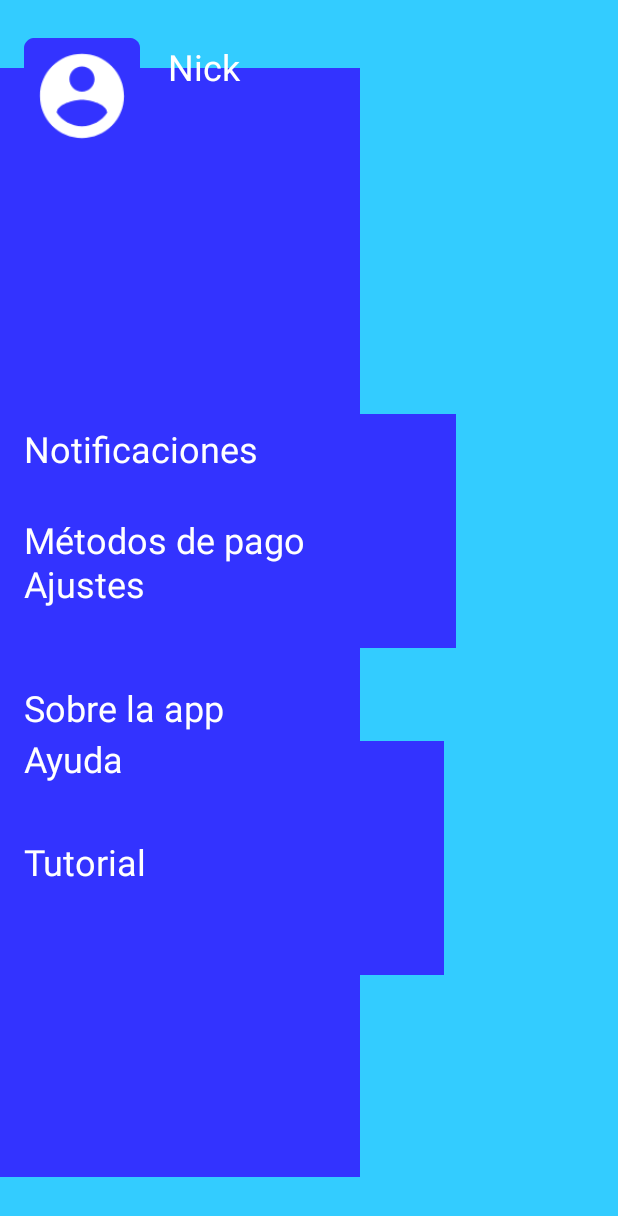
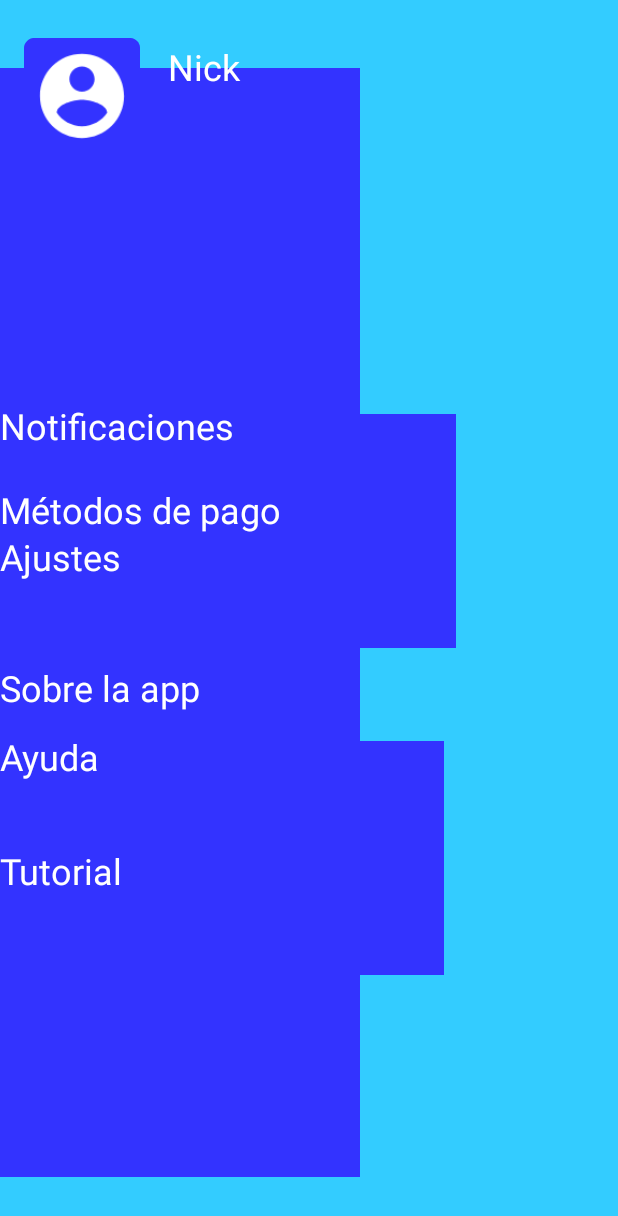
Before and after one commit to rhv1001/pr5, an Android app: the layout activity_materialdesign.xml on its own in the app's theme, with its tools: preview values and no code run, on a phone screen of 412 x 824 dp. Shown: the top 1216 px of the screen. Run offline under Robolectric (Android 15) with nearby library versions, the phone set to English and light mode, and no system bars.

Commit message:
MÁS CAMBIOS

```diff
--- a/app/src/main/res/layout/activity_materialdesign.xml
+++ b/app/src/main/res/layout/activity_materialdesign.xml
@@ -75,10 +75,8 @@
 
     <TextView
         android:id="@+id/textView2"
-        android:layout_width="191dp"
-        android:layout_height="35dp"
-        android:layout_marginStart="16dp"
-        android:layout_marginLeft="16dp"
+        android:layout_width="240dp"
+        android:layout_height="58dp"
         android:layout_marginBottom="8dp"
         android:text="@string/metpagmatdesign"
         android:textColor="@color/white"
@@ -88,14 +86,12 @@
         app:layout_constraintBottom_toBottomOf="@+id/view6"
         app:layout_constraintStart_toStartOf="parent"
         app:layout_constraintTop_toTopOf="@+id/view6"
-        app:layout_constraintVertical_bias="0.428" />
+        app:layout_constraintVertical_bias="0.413" />
 
     <TextView
         android:id="@+id/textView4"
-        android:layout_width="191dp"
-        android:layout_height="35dp"
-        android:layout_marginStart="16dp"
-        android:layout_marginLeft="16dp"
+        android:layout_width="238dp"
+        android:layout_height="62dp"
         android:layout_marginTop="8dp"
         android:layout_marginBottom="8dp"
         android:text="@string/ajustesmatdesign"
@@ -106,14 +102,12 @@
         app:layout_constraintBottom_toBottomOf="@+id/view6"
         app:layout_constraintStart_toStartOf="@+id/view6"
         app:layout_constraintTop_toTopOf="parent"
-        app:layout_constraintVertical_bias="0.497" />
+        app:layout_constraintVertical_bias="0.491" />
 
     <TextView
         android:id="@+id/textView5"
-        android:layout_width="191dp"
-        android:layout_height="35dp"
-        android:layout_marginStart="16dp"
-        android:layout_marginLeft="16dp"
+        android:layout_width="238dp"
+        android:layout_height="61dp"
         android:layout_marginTop="8dp"
         android:layout_marginBottom="8dp"
         android:text="@string/ayudamatdesign"
@@ -124,14 +118,12 @@
         app:layout_constraintBottom_toBottomOf="@+id/view6"
         app:layout_constraintStart_toStartOf="parent"
         app:layout_constraintTop_toTopOf="parent"
-        app:layout_constraintVertical_bias="0.656" />
+        app:layout_constraintVertical_bias="0.679" />
 
     <TextView
         android:id="@+id/textView3"
-        android:layout_width="191dp"
-        android:layout_height="35dp"
-        android:layout_marginStart="16dp"
-        android:layout_marginLeft="16dp"
+        android:layout_width="239dp"
+        android:layout_height="63dp"
         android:layout_marginBottom="8dp"
         android:text="@string/sobrematdesign"
         android:textColor="@color/white"
@@ -141,14 +133,12 @@
         app:layout_constraintBottom_toBottomOf="@+id/view6"
         app:layout_constraintStart_toStartOf="parent"
         app:layout_constraintTop_toTopOf="@+id/view6"
-        app:layout_constraintVertical_bias="0.589" />
+        app:layout_constraintVertical_bias="0.594" />
 
     <TextView
         android:id="@+id/textView6"
-        android:layout_width="191dp"
-        android:layout_height="35dp"
-        android:layout_marginStart="16dp"
-        android:layout_marginLeft="16dp"
+        android:layout_width="239dp"
+        android:layout_height="57dp"
         android:layout_marginBottom="8dp"
         android:text="@string/notificamatdesign"
         android:textColor="@color/white"
@@ -158,14 +148,12 @@
         app:layout_constraintBottom_toBottomOf="@+id/view6"
         app:layout_constraintStart_toStartOf="parent"
         app:layout_constraintTop_toTopOf="@+id/view6"
-        app:layout_constraintVertical_bias="0.341" />
+        app:layout_constraintVertical_bias="0.329" />
 
     <TextView
         android:id="@+id/textView7"
-        android:layout_width="191dp"
-        android:layout_height="35dp"
-        android:layout_marginStart="16dp"
-        android:layout_marginLeft="16dp"
+        android:layout_width="238dp"
+        android:layout_height="62dp"
         android:layout_marginTop="8dp"
         android:text="@string/tutorialmatdesign"
         android:textColor="@color/white"
@@ -175,72 +163,7 @@
         app:layout_constraintBottom_toBottomOf="@+id/view6"
         app:layout_constraintStart_toStartOf="parent"
         app:layout_constraintTop_toTopOf="@+id/view6"
-        app:layout_constraintVertical_bias="0.725" />
-
-    <View
-        android:id="@+id/view10"
-        android:layout_width="229dp"
-        android:layout_height="58dp"
-        android:layout_marginStart="4dp"
-        android:layout_marginLeft="4dp"
-        android:layout_marginBottom="8dp"
-        app:layout_constraintBottom_toBottomOf="@+id/view6"
-        app:layout_constraintStart_toStartOf="@+id/view6"
-        app:layout_constraintTop_toTopOf="@+id/view6"
-        app:layout_constraintVertical_bias="0.508" />
-
-    <View
-        android:id="@+id/view13"
-        android:layout_width="229dp"
-        android:layout_height="58dp"
-        android:layout_marginTop="8dp"
-        android:layout_marginBottom="8dp"
-        app:layout_constraintBottom_toBottomOf="parent"
-        app:layout_constraintStart_toStartOf="parent"
-        app:layout_constraintTop_toTopOf="parent"
-        app:layout_constraintVertical_bias="0.593" />
-
-    <View
-        android:id="@+id/view14"
-        android:layout_width="229dp"
-        android:layout_height="58dp"
-        android:layout_marginTop="8dp"
-        app:layout_constraintBottom_toBottomOf="@+id/view6"
-        app:layout_constraintStart_toStartOf="parent"
-        app:layout_constraintTop_toTopOf="@+id/view6"
-        app:layout_constraintVertical_bias="0.748" />
-
-    <View
-        android:id="@+id/view12"
-        android:layout_width="229dp"
-        android:layout_height="58dp"
-        android:layout_marginTop="8dp"
-        android:layout_marginBottom="8dp"
-        app:layout_constraintBottom_toBottomOf="parent"
-        app:layout_constraintStart_toStartOf="parent"
-        app:layout_constraintTop_toTopOf="@+id/view6"
-        app:layout_constraintVertical_bias="0.674" />
-
-    <View
-        android:id="@+id/view15"
-        android:layout_width="229dp"
-        android:layout_height="58dp"
-        android:layout_marginTop="8dp"
-        android:layout_marginBottom="8dp"
-        app:layout_constraintBottom_toBottomOf="parent"
-        app:layout_constraintStart_toStartOf="@+id/view10"
-        app:layout_constraintTop_toTopOf="@+id/view6"
-        app:layout_constraintVertical_bias="0.416" />
-
-    <View
-        android:id="@+id/view11"
-        android:layout_width="229dp"
-        android:layout_height="58dp"
-        android:layout_marginBottom="8dp"
-        app:layout_constraintBottom_toBottomOf="@+id/view6"
-        app:layout_constraintStart_toStartOf="parent"
-        app:layout_constraintTop_toTopOf="@+id/view6"
-        app:layout_constraintVertical_bias="0.334" />
+        app:layout_constraintVertical_bias="0.763" />
 
     <TextView
         android:id="@+id/textView8"
--- /dev/null
+++ b/app/src/main/res/layout/activity_notificaciones.xml
@@ -0,0 +1,6 @@
+<?xml version="1.0" encoding="utf-8"?>
+<android.support.constraint.ConstraintLayout
+    xmlns:android="http://schemas.android.com/apk/res/android" android:layout_width="match_parent"
+    android:layout_height="match_parent">
+
+</android.support.constraint.ConstraintLayout>
--- /dev/null
+++ b/app/src/main/res/mipmap-anydpi-v26/ic_barrasmatdesign.xml
@@ -0,0 +1,5 @@
+<?xml version="1.0" encoding="utf-8"?>
+<adaptive-icon xmlns:android="http://schemas.android.com/apk/res/android">
+    <background android:drawable="@color/ic_barrasmatdesign_background"/>
+    <foreground android:drawable="@drawable/ic_barrasmatdesign_foreground"/>
+</adaptive-icon>
--- /dev/null
+++ b/app/src/main/res/mipmap-anydpi-v26/ic_barrasmatdesign_round.xml
@@ -0,0 +1,5 @@
+<?xml version="1.0" encoding="utf-8"?>
+<adaptive-icon xmlns:android="http://schemas.android.com/apk/res/android">
+    <background android:drawable="@color/ic_barrasmatdesign_background"/>
+    <foreground android:drawable="@drawable/ic_barrasmatdesign_foreground"/>
+</adaptive-icon>
--- /dev/null
+++ b/app/src/main/res/values/ic_barrasmatdesign_background.xml
@@ -0,0 +1,4 @@
+<?xml version="1.0" encoding="utf-8"?>
+<resources>
+    <color name="ic_barrasmatdesign_background">#33CCFF</color>
+</resources>
--- a/app/src/main/res/values/strings.xml
+++ b/app/src/main/res/values/strings.xml
@@ -42,5 +42,6 @@
     <string name="precio">Precio</string>
     <string name="tipoViaje">Tipo de Viaje</string>
     <string name="nombreUsuario">Nick</string>
+    <string name="icomatdesign">Icono material design dentro del menú principal</string>
 
 </resources>
```
Also changed, not shown: app/src/main/java/com/example/pr5/MainActivity.java (+14 -0 lines), app/src/main/res/drawable/ic_barrasmatdesign_foreground.xml (added, +13 -0 lines), app/src/main/res/layout/activity_menuprincipal.xml (+17 -0 lines), app/src/main/ic_barrasmatdesign-web.png (added), app/src/main/res/mipmap-hdpi/ic_barrasmatdesign.png (added), app/src/main/res/mipmap-hdpi/ic_barrasmatdesign_round.png (added), app/src/main/res/mipmap-mdpi/ic_barrasmatdesign.png (added), app/src/main/res/mipmap-mdpi/ic_barrasmatdesign_round.png (added), app/src/main/res/mipmap-xhdpi/ic_barrasmatdesign.png (added), app/src/main/res/mipmap-xhdpi/ic_barrasmatdesign_round.png (added), app/src/main/res/mipmap-xxhdpi/ic_barrasmatdesign.png (added), app/src/main/res/mipmap-xxhdpi/ic_barrasmatdesign_round.png (added), app/src/main/res/mipmap-xxxhdpi/ic_barrasmatdesign.png (added), app/src/main/res/mipmap-xxxhdpi/ic_barrasmatdesign_round.png (added).
